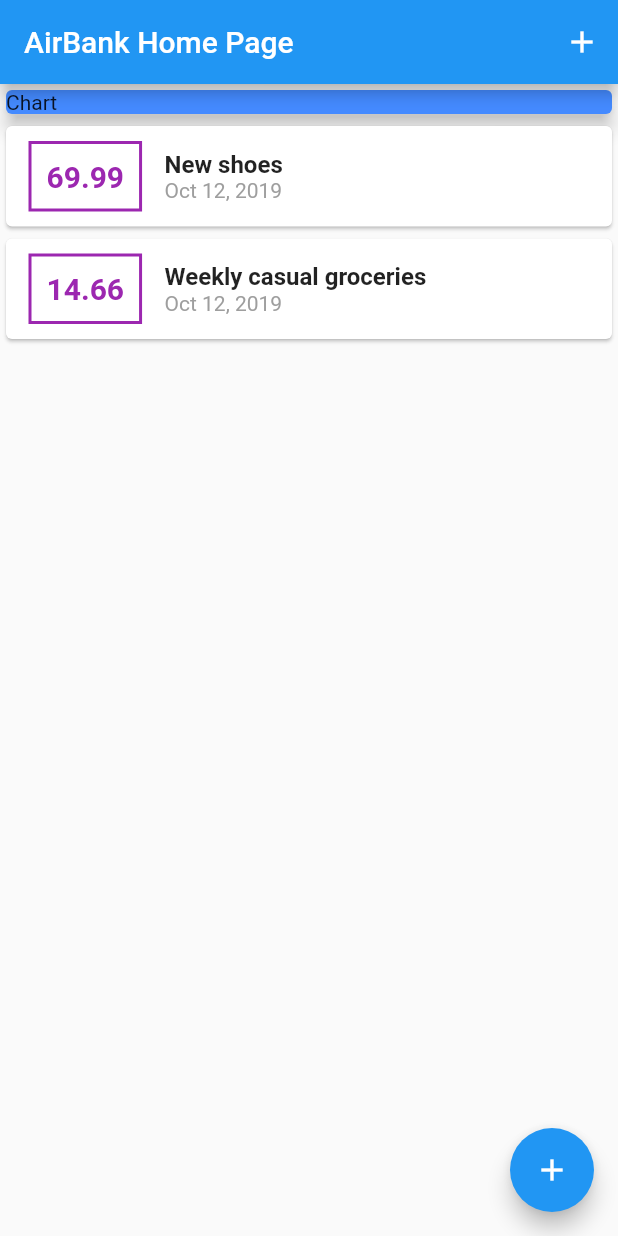
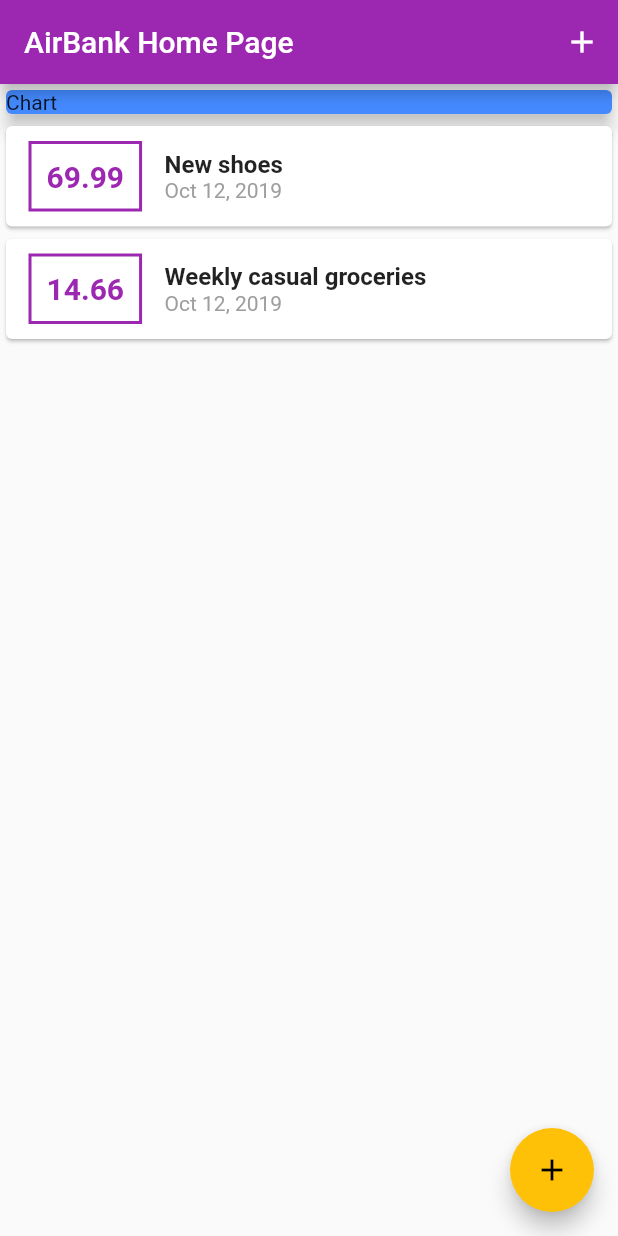
Before and after one commit to edubskiy/airbank, a Flutter app: the screen it shows after launch, on a phone screen of 412 x 824 dp. Run offline on Flutter 3.47's test engine with Material 2 defaults, Android fonts, the phone set to English and light mode, and no system bars.

Commit message:
Added basic themes; code clean up

```diff
--- a/lib/main.dart
+++ b/lib/main.dart
@@ -12,6 +12,10 @@ class App extends StatelessWidget {
   Widget build(BuildContext context) {
     return MaterialApp(
       title: 'AirBank',
+      theme: ThemeData(
+        primarySwatch: Colors.purple,
+        accentColor: Colors.amber
+      ),
       home: HomePage(),
     );
   }
--- a/lib/widgets/transaction_list.dart
+++ b/lib/widgets/transaction_list.dart
@@ -20,7 +20,7 @@ class TransactionList extends StatelessWidget {
                 Container(
                   decoration: BoxDecoration(
                     border: Border.all(
-                      color: Colors.purple,
+                      color: Theme.of(context).primaryColor,
                       width: 2
                     )
                   ),
@@ -34,7 +34,7 @@ class TransactionList extends StatelessWidget {
                     style: TextStyle(
                       fontWeight: FontWeight.bold,
                       fontSize: 20,
-                      color: Colors.purple
+                      color: Theme.of(context).primaryColor,
                     ),
                   ),
                 ),
@@ -61,53 +61,6 @@ class TransactionList extends StatelessWidget {
           );
         },
         itemCount: transactions.length,
-        // children: transactions.map((tx) {
-        //   return Card(
-        //     child: Row(
-        //       children: <Widget>[
-        //         Container(
-        //           decoration: BoxDecoration(
-        //             border: Border.all(
-        //               color: Colors.purple,
-        //               width: 2
-        //             )
-        //           ),
-        //           margin: EdgeInsets.symmetric(
-        //             vertical: 10,
-        //             horizontal: 15,
-        //           ),
-        //           padding: EdgeInsets.all(10),
-        //           child: Text(
-        //             tx.amount.toString(),
-        //             style: TextStyle(
-        //               fontWeight: FontWeight.bold,
-        //               fontSize: 20,
-        //               color: Colors.purple
-        //             ),
-        //           ),
-        //         ),
-        //         Column(
-        //           crossAxisAlignment: CrossAxisAlignment.start,
-        //           children: <Widget>[
-        //             Text(
-        //               tx.title,
-        //               style: TextStyle(
-        //                 fontWeight: FontWeight.bold,
-        //                 fontSize: 16
-        //               ),
-        //             ),
-        //             Text(
-        //               DateFormat.yMMMd().format(tx.date),
-        //               style: TextStyle(
-        //                 color: Colors.grey,
-        //               )
-        //             )
-        //           ],
-        //         )
-        //       ],
-        //     )
-        //   );
-        // }).toList()
       ),
     );
   }
```
